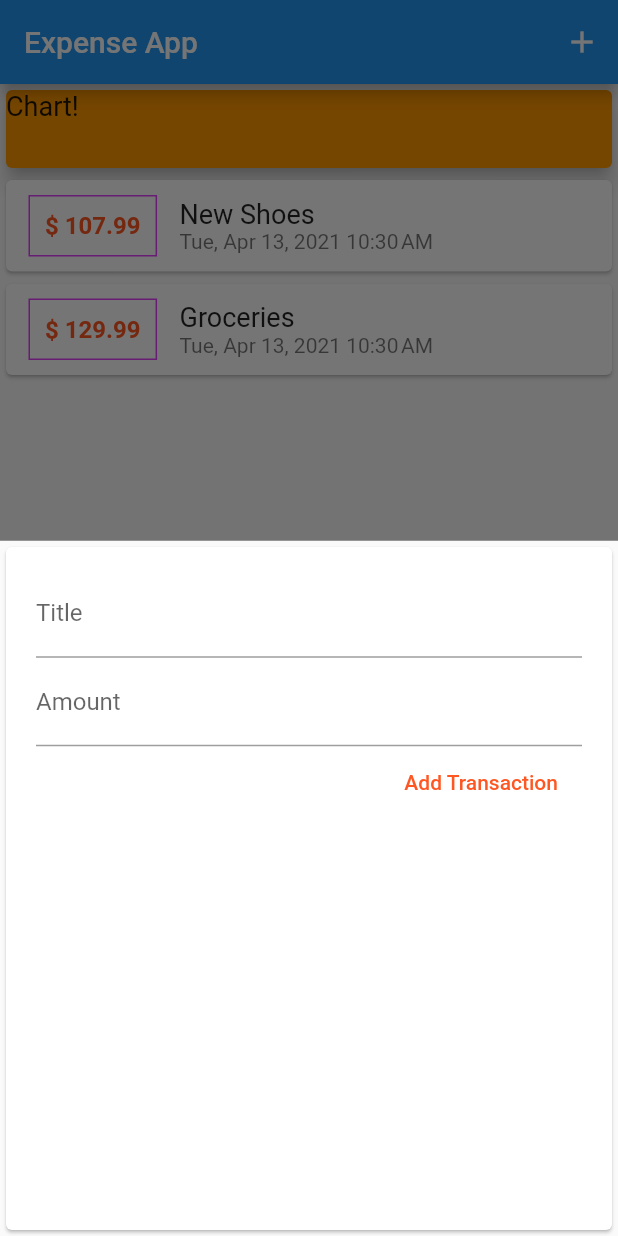
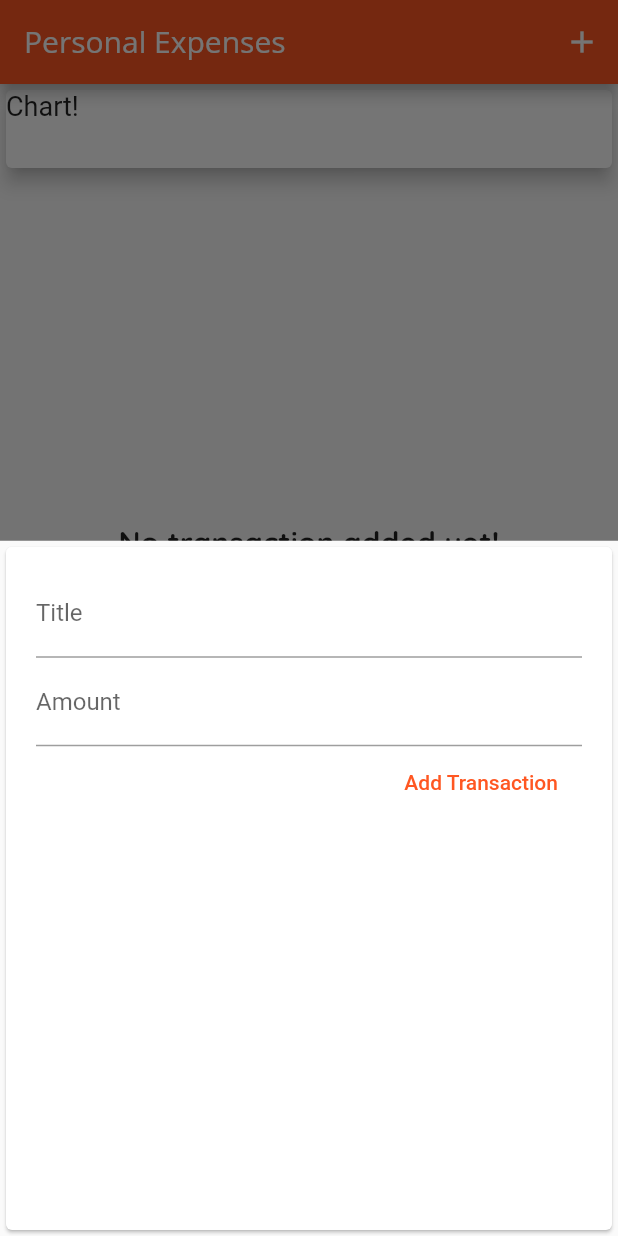
Before and after one commit to dev-pacific22/flutter_expense_app, a Flutter app: the screen it shows after launch, after a tap on the "add" icon, on a phone screen of 412 x 824 dp. Run offline on Flutter 3.47's test engine with Material 2 defaults, Android fonts, the phone set to English and light mode, and no system bars; missing offline and left inert: dart:ffi.

Commit message:
Add: Added theming  and  custom font to the app.

```diff
--- a/lib/main.dart
+++ b/lib/main.dart
@@ -1,3 +1,5 @@
+import 'dart:ui';
+
 import 'package:flutter/material.dart';
 import './widgets/new_transaction.dart';
 import './widgets/transaction_list.dart';
@@ -5,7 +7,24 @@ import './models/transaction.dart';
 
 void main() {
   runApp(MaterialApp(
+    title: 'Personal Expenses',
     home: MyHomePage(),
+    theme: ThemeData(
+        primarySwatch: Colors.deepOrange,
+        accentColor: Colors.orangeAccent,
+        fontFamily: "QuickSand",
+        textTheme: ThemeData.light().textTheme.copyWith(
+                headline6: TextStyle(
+              fontFamily: 'QuickSand',
+              fontWeight: FontWeight.w700,
+            )),
+        appBarTheme: AppBarTheme(
+          textTheme: ThemeData.light().textTheme.copyWith(
+                  headline6: TextStyle(
+                fontFamily: 'OpenSans',
+                fontSize: 20,
+              )),
+        )),
   ));
 }
 
@@ -16,18 +35,18 @@ class MyHomePage extends StatefulWidget {
 
 class _MyHomePageState extends State<MyHomePage> {
   final List<Transaction> _userTransactions = [
-    Transaction(
-      id: 't1',
-      name: "New Shoes",
-      amount: 107.99,
-      date: DateTime.now(),
-    ),
-    Transaction(
-      id: 't2',
-      name: "Groceries",
-      amount: 129.99,
-      date: DateTime.now(),
-    )
+    // Transaction(
+    //   id: 't1',
+    //   name: "New Shoes",
+    //   amount: 107.99,
+    //   date: DateTime.now(),
+    // ),
+    // Transaction(
+    //   id: 't2',
+    //   name: "Groceries",
+    //   amount: 129.99,
+    //   date: DateTime.now(),
+    // )
   ];
 
   void _addNewTransaction(String txTitle, double txAmount) {
@@ -60,7 +79,7 @@ class _MyHomePageState extends State<MyHomePage> {
   Widget build(BuildContext context) {
     return Scaffold(
       appBar: AppBar(
-        title: Text('Expense App'),
+        title: Text('Personal Expenses'),
         actions: [
           IconButton(
               icon: Icon(Icons.add),
@@ -77,7 +96,7 @@ class _MyHomePageState extends State<MyHomePage> {
               width: double.infinity,
               height: 60,
               child: Card(
-                color: Colors.orange,
+                color: Theme.of(context).cardColor,
                 elevation: 5,
                 child: Text(
                   'Chart!',
--- a/lib/widgets/transaction_list.dart
+++ b/lib/widgets/transaction_list.dart
@@ -11,7 +11,28 @@ class TransactionList extends StatelessWidget {
   Widget build(BuildContext context) {
     return Container(
       height: 700,
-      child: ListView.builder(
+      child: userTransactions.isEmpty
+          ? Column(
+              crossAxisAlignment: CrossAxisAlignment.center,
+              mainAxisAlignment: MainAxisAlignment.center,
+              children: [
+                Text(
+                  'No transaction added yet!',
+                  style: Theme.of(context).textTheme.headline6,
+                ),
+                SizedBox(
+                  height: 10,
+                ),
+                Container(
+                  height: 200,
+                  child: Image.asset(
+                    'assets/images/waiting.png',
+                    fit: BoxFit.cover,
+                  ),
+                ),
+              ],
+            )
+          : ListView.builder(
               itemBuilder: (context, index) {
                 return Card(
                     child: Row(
@@ -23,7 +44,8 @@ class TransactionList extends StatelessWidget {
                       ),
                       padding: EdgeInsets.all(10),
                       decoration: BoxDecoration(
-                  border: Border.all(width: 1, color: Colors.purpleAccent),
+                        border: Border.all(
+                            width: 1, color: Theme.of(context).accentColor),
                       ),
                       child: Text(
                         '\$ ${userTransactions[index].amount.toStringAsFixed(2)}',
@@ -36,13 +58,8 @@ class TransactionList extends StatelessWidget {
                     Column(
                       crossAxisAlignment: CrossAxisAlignment.start,
                       children: [
-                  Text(
-                    userTransactions[index].name,
-                    style: TextStyle(
-                      fontSize: 18,
-                      color: Colors.black87,
-                    ),
-                  ),
+                        Text(userTransactions[index].name,
+                            style: Theme.of(context).textTheme.headline6),
                         Text(
                           DateFormat.yMMMEd()
                               .add_jm()
```
Also changed, not shown: pubspec.yaml (+17 -11 lines), assets/fonts/OpenSans-Bold.ttf (added), assets/fonts/OpenSans-Regular.ttf (added), assets/fonts/Quicksand-Bold.ttf (added), assets/fonts/Quicksand-Light.ttf (added), assets/fonts/Quicksand-Medium.ttf (added), assets/fonts/Quicksand-Regular.ttf (added), assets/images/waiting.png (added). Lines whose indentation alone changed are shown as unchanged.
